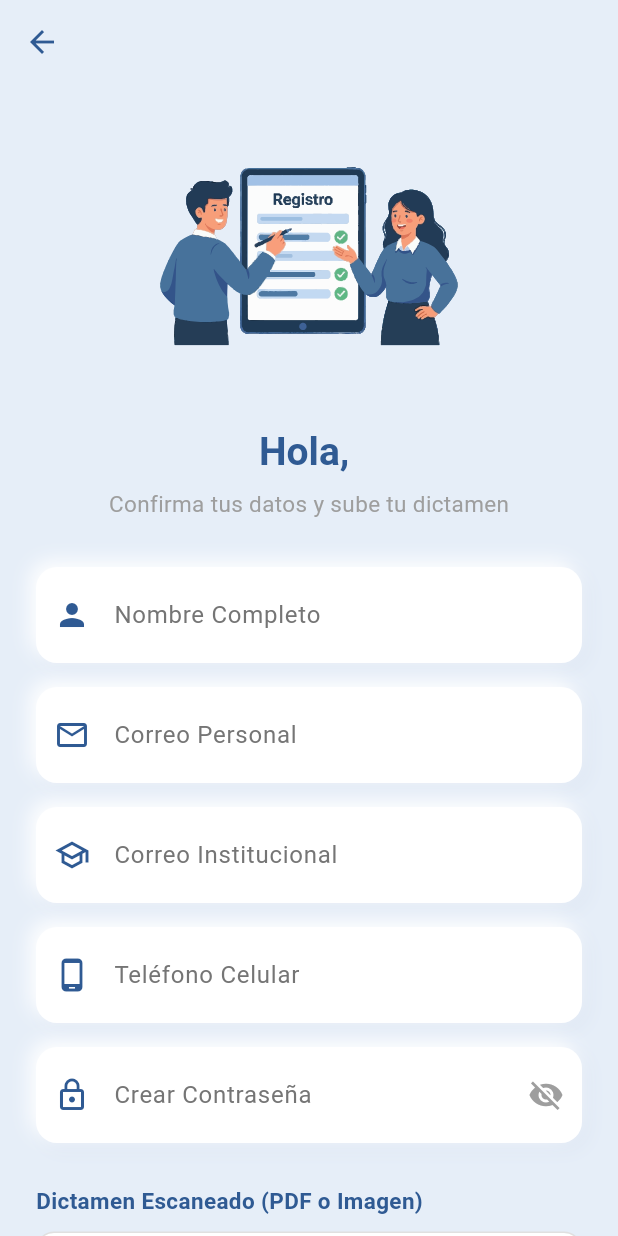
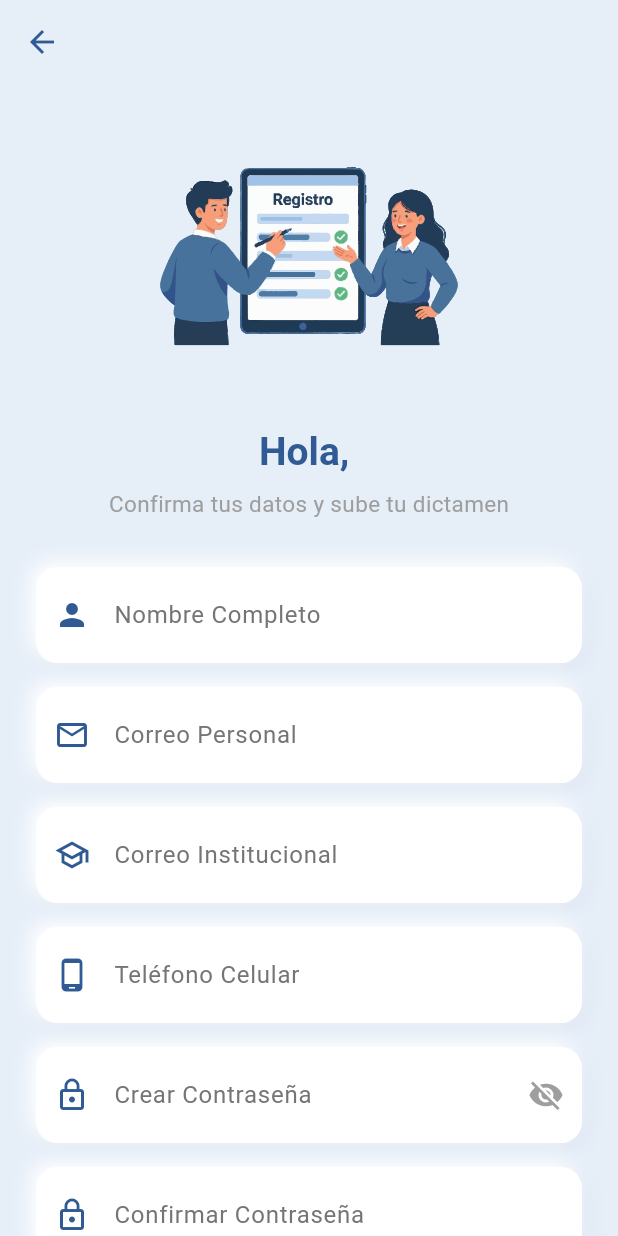
Before and after one commit to betilloXann/proyecto_tutorias, a Flutter app: the RegisterView screen opened directly with empty values, on a phone screen of 412 x 824 dp. Run offline on Flutter 3.47's test engine with Material 3 defaults, Android fonts, the phone set to English and light mode, and no system bars; our stand-ins replace cloud_firestore, file_picker, firebase_auth, firebase_core, firebase_storage, flutter_svg and 3 more; missing offline and left inert: excel; accounts and stored records are empty.

Commit message:
:sparkles: Se agrego la funciòn de confirmar contraseña

```diff
--- a/lib/features/login/views/register_view.dart
+++ b/lib/features/login/views/register_view.dart
@@ -29,8 +29,12 @@ class RegisterView extends StatefulWidget {
 }
 
 class _RegisterViewState extends State<RegisterView> {
-  late final TextEditingController nameCtrl, emailCtrl, personalEmailCtrl, phoneCtrl, passCtrl;
-
+  late final TextEditingController nameCtrl,
+      emailCtrl,
+      personalEmailCtrl,
+      phoneCtrl,
+      passCtrl,
+      confirmPassCtrl;
   String? _fileName;
   File? _selectedFileMobile;
   Uint8List? _selectedFileWeb;
@@ -46,6 +50,7 @@ class _RegisterViewState extends State<RegisterView> {
     personalEmailCtrl = TextEditingController(text: widget.email);
     phoneCtrl = TextEditingController();
     passCtrl = TextEditingController();
+    confirmPassCtrl = TextEditingController(); // Inicializar
   }
 
   @override
@@ -55,6 +60,7 @@ class _RegisterViewState extends State<RegisterView> {
     personalEmailCtrl.dispose();
     phoneCtrl.dispose();
     passCtrl.dispose();
+    confirmPassCtrl.dispose();
     super.dispose();
   }
 
@@ -79,6 +85,18 @@ class _RegisterViewState extends State<RegisterView> {
   }
 
   Future<void> _submitActivation() async {
+    if (passCtrl.text != confirmPassCtrl.text) {
+      if (context.mounted) {
+        ScaffoldMessenger.of(context).showSnackBar(
+          const SnackBar(
+            content: Text("Las contraseñas no coinciden"),
+            backgroundColor: Colors.red,
+          ),
+        );
+      }
+      return;
+    }
+
     if (emailCtrl.text.isEmpty ||
         personalEmailCtrl.text.isEmpty ||
         phoneCtrl.text.isEmpty ||
@@ -164,7 +182,11 @@ class _RegisterViewState extends State<RegisterView> {
           child: Column(
             crossAxisAlignment: CrossAxisAlignment.center,
             children: [
-              SvgPicture.asset("assets/images/image3.svg", height: 180, width: 200),
+              SvgPicture.asset(
+                "assets/images/image3.svg",
+                height: 180,
+                width: 200,
+              ),
               const SizedBox(height: 24),
 
               Text(
@@ -224,7 +246,9 @@ class _RegisterViewState extends State<RegisterView> {
                 obscureText: !_isPasswordVisible,
                 suffixIcon: IconButton(
                   icon: Icon(
-                    _isPasswordVisible ? Icons.visibility : Icons.visibility_off,
+                    _isPasswordVisible
+                        ? Icons.visibility
+                        : Icons.visibility_off,
                     color: Colors.grey,
                   ),
                   onPressed: () {
@@ -233,7 +257,16 @@ class _RegisterViewState extends State<RegisterView> {
                 ),
               ),
 
-              const SizedBox(height: 28),
+              const SizedBox(height: 16),
+
+              // NUEVO CAMPO: Confirmar Contraseña
+              TextInputField(
+                label: "Confirmar Contraseña",
+                controller: confirmPassCtrl,
+                icon: Icons.lock_outline,
+                obscureText:
+                    !_isPasswordVisible, // Usa la misma visibilidad o crea una variable nueva
+              ),
 
               const Align(
                 alignment: Alignment.centerLeft,
@@ -253,7 +286,10 @@ class _RegisterViewState extends State<RegisterView> {
                 onTap: _pickDictamen,
                 borderRadius: BorderRadius.circular(12),
                 child: Container(
-                  padding: const EdgeInsets.symmetric(vertical: 16, horizontal: 12),
+                  padding: const EdgeInsets.symmetric(
+                    vertical: 16,
+                    horizontal: 12,
+                  ),
                   decoration: BoxDecoration(
                     color: Colors.white,
                     border: Border.all(color: Colors.grey.shade300),
@@ -268,13 +304,21 @@ class _RegisterViewState extends State<RegisterView> {
                           _fileName ?? "Toca para seleccionar archivo",
                           overflow: TextOverflow.ellipsis,
                           style: TextStyle(
-                            color: _fileName != null ? Colors.black : Colors.grey,
-                            fontWeight: _fileName != null ? FontWeight.w600 : FontWeight.normal,
+                            color: _fileName != null
+                                ? Colors.black
+                                : Colors.grey,
+                            fontWeight: _fileName != null
+                                ? FontWeight.w600
+                                : FontWeight.normal,
                           ),
                         ),
                       ),
                       if (_fileName != null)
-                        const Icon(Icons.check_circle, color: Colors.green, size: 22),
+                        const Icon(
+                          Icons.check_circle,
+                          color: Colors.green,
+                          size: 22,
+                        ),
                     ],
                   ),
                 ),
@@ -288,9 +332,9 @@ class _RegisterViewState extends State<RegisterView> {
                 child: _isLoading
                     ? const Center(child: CircularProgressIndicator())
                     : PrimaryButton(
-                  text: "Finalizar Activación",
-                  onPressed: _submitActivation,
-                ),
+                        text: "Finalizar Activación",
+                        onPressed: _submitActivation,
+                      ),
               ),
             ],
           ),
```
Also changed, not shown: pubspec.lock.
